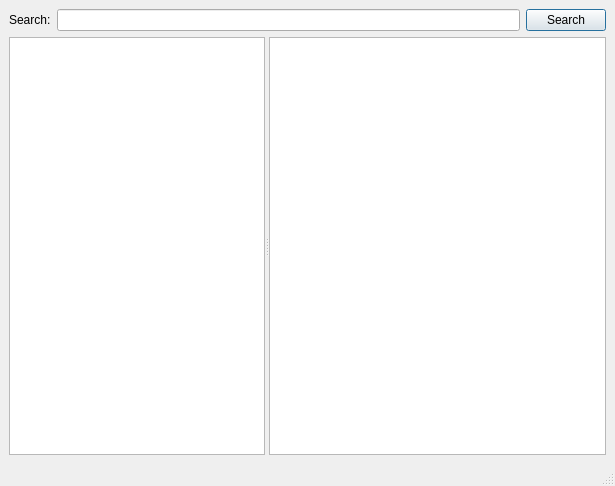
The window that SearchMyWorkspace/src/searchmyworkspace/mainwindow.ui (zhongzhu/exercise) describes before a commit, drawn with Qt 5.
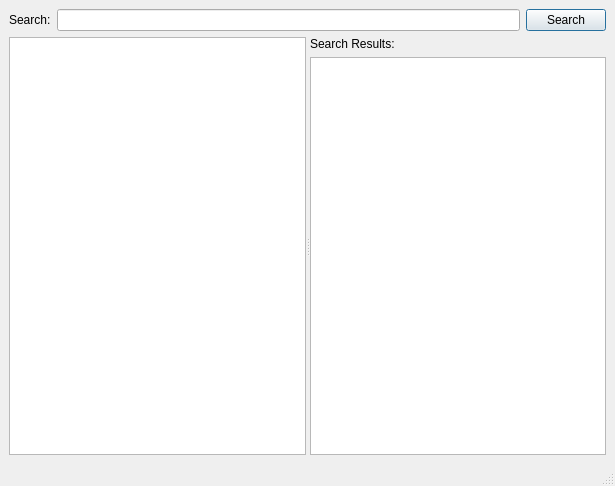
The same window after the commit.

```diff
--- a/SearchMyWorkspace/src/searchmyworkspace/mainwindow.ui
+++ b/SearchMyWorkspace/src/searchmyworkspace/mainwindow.ui
@@ -14,7 +14,7 @@
    <string>MainWindow</string>
   </property>
   <widget class="QWidget" name="centralwidget">
-   <layout class="QVBoxLayout" name="verticalLayout" stretch="1,6">
+   <layout class="QVBoxLayout" name="verticalLayout_2" stretch="1,6">
     <item>
      <layout class="QHBoxLayout" name="horizontalLayout">
       <item>
@@ -55,6 +55,16 @@
         </sizepolicy>
        </property>
       </widget>
+      <widget class="QWidget" name="">
+       <layout class="QVBoxLayout" name="verticalLayout">
+        <item>
+         <widget class="QLabel" name="label_searchResult">
+          <property name="text">
+           <string>Search Results:</string>
+          </property>
+         </widget>
+        </item>
+        <item>
       <widget class="QListView" name="listView_result">
        <property name="sizePolicy">
         <sizepolicy hsizetype="Expanding" vsizetype="Expanding">
@@ -62,6 +72,9 @@
          <verstretch>0</verstretch>
         </sizepolicy>
        </property>
+         </widget>
+        </item>
+       </layout>
       </widget>
      </widget>
     </item>
```
Lines whose indentation alone changed are shown as unchanged.
